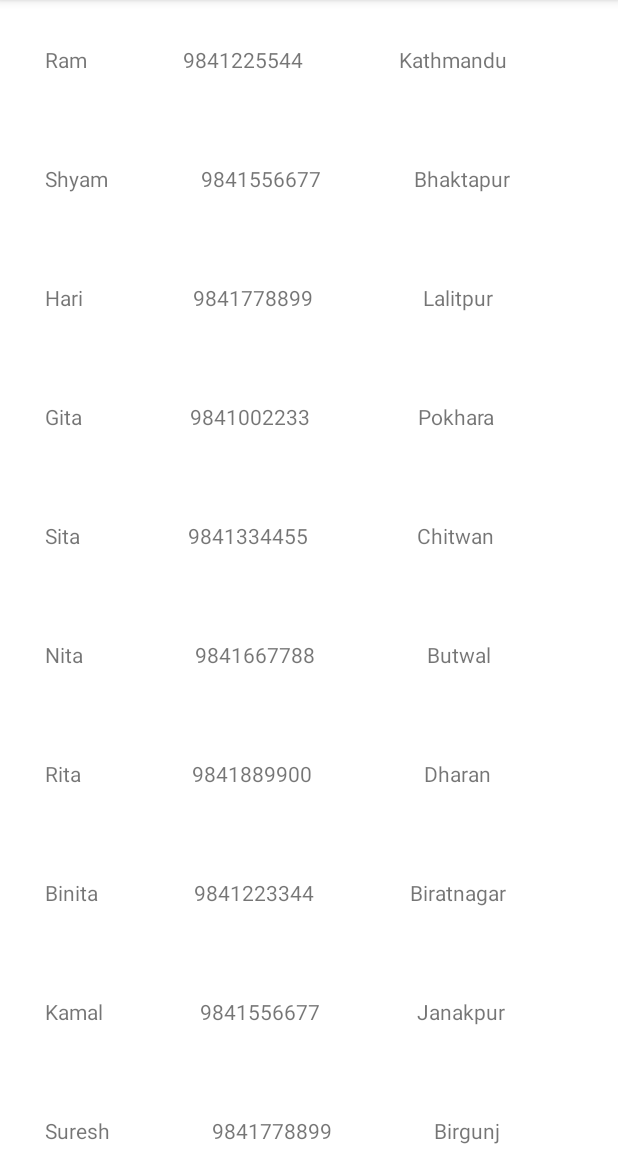
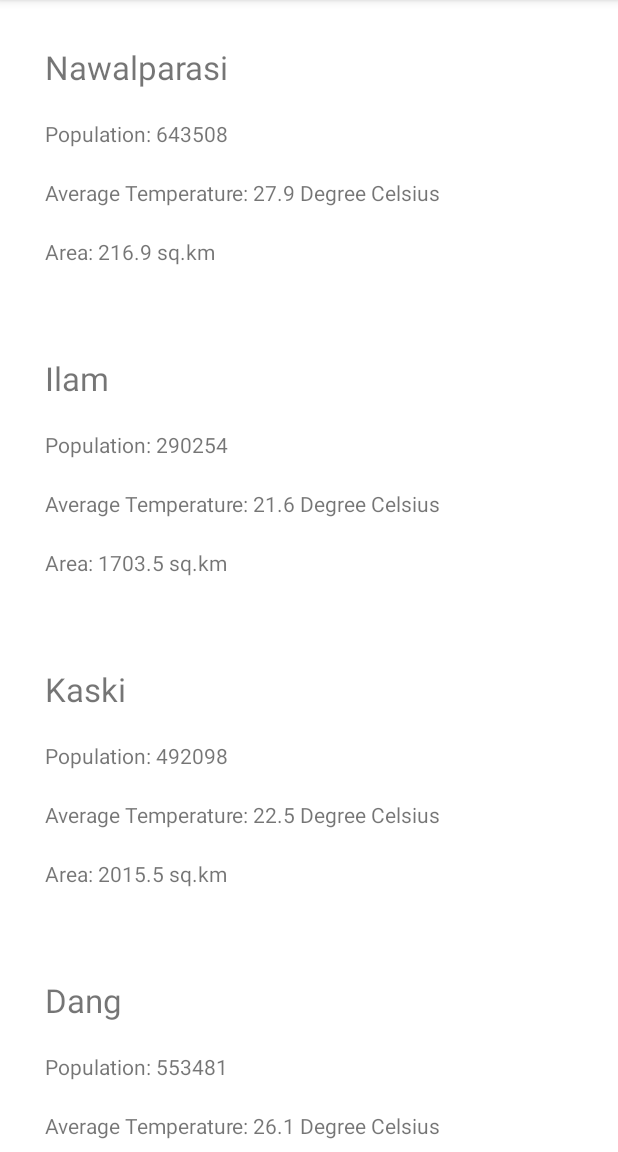
Before and after one commit to Bipul6129/AndroidStudio, an Android app: the screen it shows after launch (RecyclerActivity before the commit, DistrictActivity after it), on a phone screen of 412 x 824 dp, the part 84-1236 px from its top. Run offline under Robolectric (Android 15) with nearby library versions, the phone set to English and light mode, and no system bars.

Commit message:
district full

```diff
--- a/app/src/main/AndroidManifest.xml
+++ b/app/src/main/AndroidManifest.xml
@@ -12,16 +12,18 @@
         android:theme="@style/Theme.AsianPay"
         tools:targetApi="31">
         <activity
-            android:name=".DistrictActivity"
-            android:exported="false" />
-        <activity
-            android:name=".RecyclerActivity"
+            android:name=".district.DistrictActivity"
             android:exported="true">
             <intent-filter>
                 <action android:name="android.intent.action.MAIN" />
 
                 <category android:name="android.intent.category.LAUNCHER" />
             </intent-filter>
+        </activity>
+        <activity
+            android:name=".RecyclerActivity"
+            android:exported="true">
+
         </activity>
         <activity
             android:name=".CustomListViewActivity"
--- a/app/src/main/java/com/android/asianpay/district/DistrictActivity.java
+++ b/app/src/main/java/com/android/asianpay/district/DistrictActivity.java
@@ -7,6 +7,7 @@ import androidx.recyclerview.widget.RecyclerView;
 import android.os.Bundle;
 
 import com.android.asianpay.R;
+import com.android.asianpay.district.adapter.DistrictRecyclerViewAdapter;
 import com.android.asianpay.district.model.DistrictModel;
 
 import java.util.ArrayList;
@@ -15,6 +16,7 @@ public class DistrictActivity extends AppCompatActivity {
 
     RecyclerView districtRecyclerView;
     LinearLayoutManager layoutManager;
+    DistrictRecyclerViewAdapter adapter;
 
     ArrayList<DistrictModel> data = new ArrayList<>();
 
@@ -22,14 +24,20 @@ public class DistrictActivity extends AppCompatActivity {
     protected void onCreate(Bundle savedInstanceState) {
         super.onCreate(savedInstanceState);
         setContentView(R.layout.activity_district);
-        //fixme 1 init
+
+        //todo - create data for district - DONE
+        createDistrictData();
+        //fixme 1 init - DONE
         districtRecyclerView = findViewById(R.id.district_recyclerview);
-        //fixme 2 linearlayout manager
+        //fixme 2 linearlayout manager - DONE
         layoutManager = new LinearLayoutManager(this);
-        //fixme 3 set layout manager
+        //fixme 3 set layout manager - DONE
         districtRecyclerView.setLayoutManager(layoutManager);
-        //fixme 4 init adapter
-        //fixme 5 set adapter
+        //fixme 4 init adapter - DONE
+        adapter = new DistrictRecyclerViewAdapter(data, this);
+        //fixme 5 set adapter - DONE
+        districtRecyclerView.setAdapter(adapter);
+
     }
 
     void createDistrictData () {
--- a/app/src/main/java/com/android/asianpay/district/adapter/DistrictRecyclerViewAdapter.java
+++ b/app/src/main/java/com/android/asianpay/district/adapter/DistrictRecyclerViewAdapter.java
@@ -1,19 +1,67 @@
 package com.android.asianpay.district.adapter;
 
+import android.content.Context;
+import android.view.LayoutInflater;
 import android.view.View;
+import android.view.ViewGroup;
+import android.widget.TextView;
 
 import androidx.annotation.NonNull;
 import androidx.recyclerview.widget.RecyclerView;
 
+import com.android.asianpay.R;
+import com.android.asianpay.district.model.DistrictModel;
+
+import java.util.ArrayList;
+
 public class DistrictRecyclerViewAdapter extends
         RecyclerView.Adapter<DistrictRecyclerViewAdapter.ViewHolder>
 {
+
+    //todo 1 implement methods and complete each function - DONE
+    //todo 2 create constructor and variables - DONE
+
+    ArrayList<DistrictModel> data;
+    Context context;
+
+    public DistrictRecyclerViewAdapter(ArrayList<DistrictModel> data, Context context) {
+        this.data = data;
+        this.context = context;
+    }
+
+    @NonNull
+    @Override
+    public ViewHolder onCreateViewHolder(@NonNull ViewGroup parent, int viewType) {
+        return new ViewHolder(LayoutInflater.from(parent.getContext()).inflate(R.layout.district_recycler_item,parent,false));
+    }
+
+    @Override
+    public void onBindViewHolder(@NonNull ViewHolder holder, int position) {
+        DistrictModel model  = data.get(position);
+        holder.districtName.setText(model.getDistrictname());
+        holder.districtArea.setText("Area: " +model.getArea()+ " sq.km");
+        holder.districtPopulation.setText("Population: "+model.getPopulation());
+        holder.districtTemp.setText("Average Temperature: "+model.getAvgTemperature()+" Degree Celsius");
+
+    }
+
+    @Override
+    public int getItemCount() {
+        return data.size();
+    }
+
     public class ViewHolder extends RecyclerView.ViewHolder {
+
+        TextView districtName, districtPopulation, districtArea, districtTemp;
+
         public ViewHolder(@NonNull View itemView) {
             super(itemView);
+            districtArea = itemView.findViewById(R.id.district_area);
+            districtName = itemView.findViewById(R.id.district_name);
+            districtPopulation = itemView.findViewById(R.id.district_population);
+            districtTemp = itemView.findViewById(R.id.district_temp);
         }
     }
 
-    //todo 1 implement methods and complete each function
-    //todo 2 create constructor and variables
+
 }
--- a/app/src/main/res/layout/activity_recycler.xml
+++ b/app/src/main/res/layout/activity_recycler.xml
@@ -7,6 +7,7 @@
     tools:context=".RecyclerActivity">
 
     <androidx.recyclerview.widget.RecyclerView
+        tools:listitem="@layout/district_recycler_item"
         app:layout_constraintTop_toTopOf="parent"
         app:layout_constraintBottom_toBottomOf="parent"
         app:layout_constraintLeft_toLeftOf="parent"
--- a/app/src/main/res/layout/district_recycler_item.xml
+++ b/app/src/main/res/layout/district_recycler_item.xml
@@ -9,6 +9,7 @@
 
 
     <TextView
+        android:textSize="22sp"
         android:id="@+id/district_name"
         android:text="District Name"
         android:padding="10dp"
```
